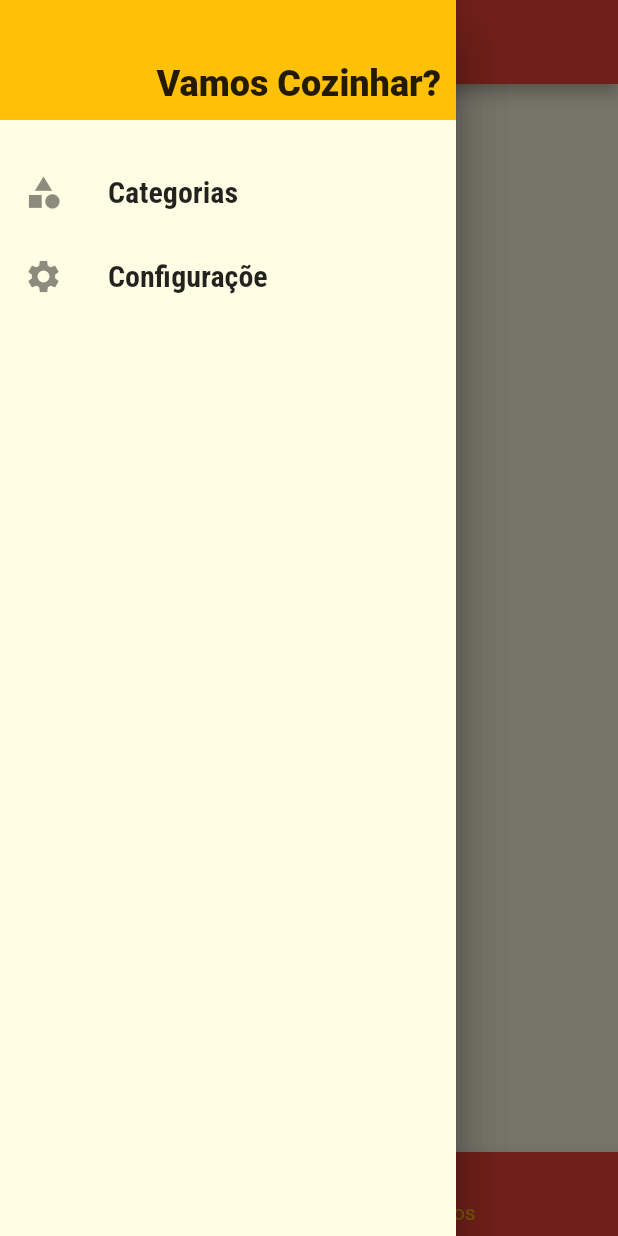
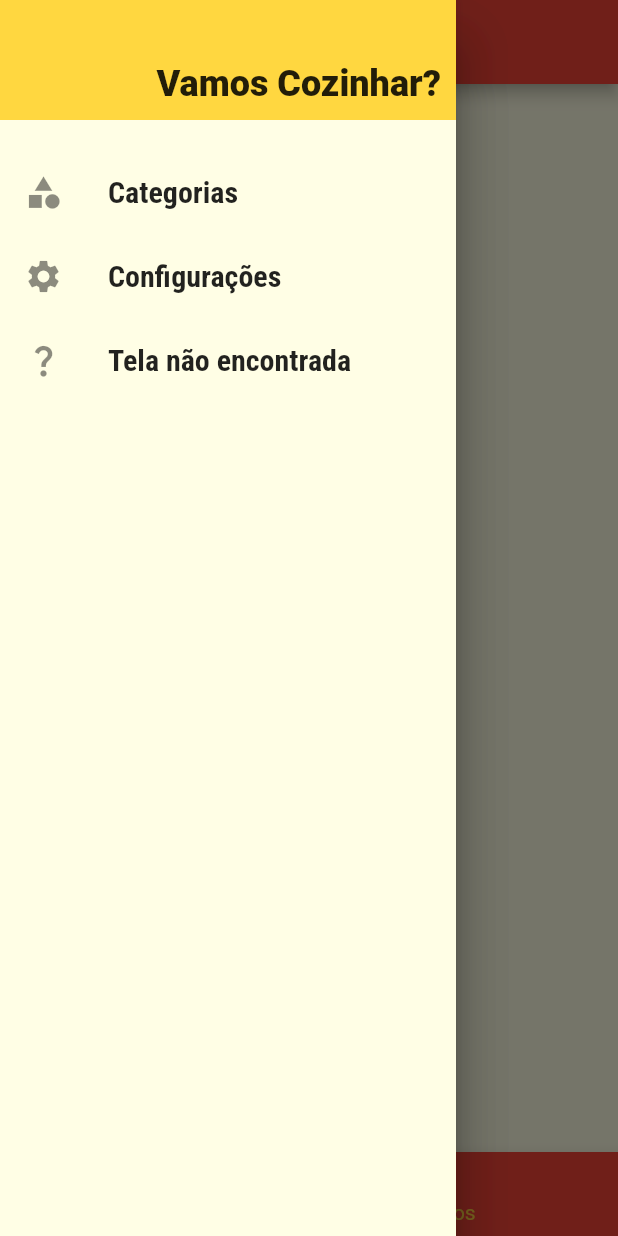
Before and after one commit to marcosmhs/flutter_exemplo_rotas, a Flutter app: the screen it shows after launch, item 2 of the bottom bar chosen, with the side drawer open, on a phone screen of 412 x 824 dp. Run offline on Flutter 3.47's test engine with Material 2 defaults, Android fonts, the phone set to English and light mode, and no system bars.

```diff
--- a/lib/components/main_drawer.dart
+++ b/lib/components/main_drawer.dart
@@ -11,7 +11,7 @@ class MainDrawer extends StatelessWidget {
         label,
         style: const TextStyle(fontFamily: 'RobotoCondensed', fontSize: 20, fontWeight: FontWeight.bold),
       ),
-      onTap: () {},
+      onTap: onTap,
     );
   }
 
@@ -32,9 +32,10 @@ class MainDrawer extends StatelessWidget {
             ),
           ),
           const SizedBox(height: 20),
-          _createItem(Icons.category, 'Categorias', () => Navigator.of(context).pushNamed(AppRoutes.home)),
-          //_createItem(Icons.restaurant, 'Refeições'),
-          _createItem(Icons.settings, 'Configuraçõe', () => Navigator.of(context).pushNamed(AppRoutes.settings)),
+          // pushReplacementNamed faz com que a tela aberta substitua a tela que foi aberta por último na pilha de telas
+          _createItem(Icons.category, 'Categorias', () => Navigator.of(context).pushReplacementNamed(AppRoutes.home)),
+          _createItem(Icons.settings, 'Configurações', () => Navigator.of(context).pushReplacementNamed(AppRoutes.settings)),
+          _createItem(Icons.question_mark, 'Tela não encontrada', () => Navigator.of(context).pushReplacementNamed("rota_tela_nao_existente")),
         ],
       ),
     );
--- a/lib/dummy_data.dart
+++ b/lib/dummy_data.dart
@@ -56,7 +56,7 @@ const List<Category> dummyCategories = [
   ),
 ];
 
-const dummyMeals = [
+final dummyMeals = [
   Meal(
     id: 'm1',
     categories: [
@@ -89,6 +89,7 @@ const dummyMeals = [
     isVegan: true,
     isVegetarian: true,
     isLactoseFree: true,
+    favorite: false,
   ),
   Meal(
     id: 'm2',
@@ -116,6 +117,7 @@ const dummyMeals = [
     isVegan: false,
     isVegetarian: false,
     isLactoseFree: false,
+    favorite: false,
   ),
   Meal(
     id: 'm3',
@@ -147,6 +149,7 @@ const dummyMeals = [
     isVegan: false,
     isVegetarian: false,
     isLactoseFree: true,
+    favorite: false,
   ),
   Meal(
     id: 'm4',
@@ -181,6 +184,7 @@ const dummyMeals = [
     isVegan: false,
     isVegetarian: false,
     isLactoseFree: false,
+    favorite: false,
   ),
   Meal(
     id: 'm5',
@@ -216,6 +220,7 @@ const dummyMeals = [
     isVegan: false,
     isVegetarian: true,
     isLactoseFree: true,
+    favorite: false,
   ),
   Meal(
     id: 'm6',
@@ -251,6 +256,7 @@ const dummyMeals = [
     isVegan: false,
     isVegetarian: true,
     isLactoseFree: false,
+    favorite: false,
   ),
   Meal(
     id: 'm7',
@@ -281,6 +287,7 @@ const dummyMeals = [
     isVegan: false,
     isVegetarian: true,
     isLactoseFree: false,
+    favorite: false,
   ),
   Meal(
     id: 'm8',
@@ -313,6 +320,7 @@ const dummyMeals = [
     isVegan: false,
     isVegetarian: false,
     isLactoseFree: true,
+    favorite: false,
   ),
   Meal(
     id: 'm9',
@@ -361,6 +369,7 @@ const dummyMeals = [
     isVegan: false,
     isVegetarian: true,
     isLactoseFree: false,
+    favorite: false,
   ),
   Meal(
     id: 'm10',
@@ -394,5 +403,6 @@ const dummyMeals = [
     isVegan: true,
     isVegetarian: true,
     isLactoseFree: true,
+    favorite: false,
   ),
 ];
--- a/lib/main.dart
+++ b/lib/main.dart
@@ -1,15 +1,55 @@
 import 'package:flutter/material.dart';
+import 'package:navegacao_telas/models/settings.dart';
 import 'package:navegacao_telas/my_theme.dart';
 import 'package:navegacao_telas/screens/meal_detail_screen.dart';
 import 'package:navegacao_telas/screens/screen_not_found.dart';
+import 'package:navegacao_telas/screens/settings_screen.dart';
 import 'screens/categories_meals_screen.dart';
 import 'screens/tabs_screen_bottom.dart';
 import 'utils/app_routes.dart';
 
+import 'models/meal.dart';
+import 'dummy_data.dart';
+
 void main() => runApp(const MyApp());
 
-class MyApp extends StatelessWidget {
+class MyApp extends StatefulWidget {
   const MyApp({Key? key}) : super(key: key);
+
+  @override
+  State<MyApp> createState() => _MyAppState();
+}
+
+class _MyAppState extends State<MyApp> {
+  // base das refeições para toda aplicação
+  List<Meal> _avaliableMeals = dummyMeals;
+
+  Settings mainSettings = Settings();
+
+  void _applyMealsFilter(Settings settings) {
+    setState(() {
+      // sempre que uma configuração for alterada as configurações são atualizadas
+      // no objeto que quarda os dados para toda a aplicação
+      mainSettings = settings;
+
+      // filtro de refeições
+      _avaliableMeals = dummyMeals.where((meal) {
+        final filterGlutenFree = settings.isGlutenFree && !meal.isGlutenFree;
+        final filterLactoseFree = settings.isLactoseFree && !meal.isLactoseFree;
+        final filterVegan = settings.isVegan && !meal.isVegan;
+        final filterVegetarian = settings.isVegetarian && !meal.isVegetarian;
+
+        return !filterGlutenFree && !filterLactoseFree && !filterVegan && !filterVegetarian;
+      }).toList();
+    });
+  }
+
+  void _setFavoriteMeal(Meal meal) {
+    setState(() {
+      // altera a indicação se é ou não favorito
+      _avaliableMeals.singleWhere((element) => element == meal).favorite = meal.favorite;
+    });
+  }
 
   @override
   Widget build(BuildContext context) {
@@ -19,9 +59,10 @@ class MyApp extends StatelessWidget {
       theme: MyTheme.myTheme,
       // rotas de telas
       routes: {
-        AppRoutes.home: (ctx) => const TabScreenBottom(),
-        AppRoutes.categoriesMeals: (ctx) => const CategoriesMealsScreen(),
-        AppRoutes.mealDetail: (ctx) => const MealDetailScreen()
+        AppRoutes.home: (ctx) => TabScreenBottom(meals: _avaliableMeals),
+        AppRoutes.categoriesMeals: (ctx) => CategoriesMealsScreen(meals: _avaliableMeals),
+        AppRoutes.mealDetail: (ctx) => MealDetailScreen(setFavoriteMeal: _setFavoriteMeal),
+        AppRoutes.settings: (ctx) => SettingsScreen(mainSettings: mainSettings, onSettingsChange: _applyMealsFilter)
       },
       // indica qual a rota da tela inicial
       initialRoute: AppRoutes.home,
--- a/lib/models/meal.dart
+++ b/lib/models/meal.dart
@@ -11,21 +11,22 @@ enum Cost {
 }
 
 class Meal {
-  final String id;
-  final List<String> categories;
-  final String title;
-  final String imageUrl;
-  final List<String> ingredients;
-  final List<String> steps;
-  final int duration;
-  final bool isGlutenFree;
-  final bool isLactoseFree;
-  final bool isVegan;
-  final bool isVegetarian;
-  final Complexity complexity;
-  final Cost cost;
+  String id;
+  List<String> categories;
+  String title;
+  String imageUrl;
+  List<String> ingredients;
+  List<String> steps;
+  int duration;
+  bool isGlutenFree;
+  bool isLactoseFree;
+  bool isVegan;
+  bool isVegetarian;
+  Complexity complexity;
+  Cost cost;
+  bool favorite;
 
-  const Meal({
+  Meal({
     required this.id,
     required this.categories,
     required this.title,
@@ -39,6 +40,7 @@ class Meal {
     required this.isVegetarian,
     required this.complexity,
     required this.cost,
+    required this.favorite,
   });
 
   String get complexityToText {
--- /dev/null
+++ b/lib/models/settings.dart
@@ -0,0 +1,13 @@
+class Settings {
+  bool isGlutenFree;
+  bool isLactoseFree;
+  bool isVegan;
+  bool isVegetarian;
+
+  Settings({
+    this.isGlutenFree = false,
+    this.isLactoseFree = false,
+    this.isVegan = false,
+    this.isVegetarian = false,
+  });
+}
--- a/lib/my_theme.dart
+++ b/lib/my_theme.dart
@@ -5,7 +5,7 @@ class MyTheme {
     return ThemeData(
       primaryColor: Colors.red,
       // definição da cor primária (primarySwatch) e secundária (secundary))
-      colorScheme: ColorScheme.fromSwatch(primarySwatch: Colors.red).copyWith(secondary: Colors.amber),
+      colorScheme: ColorScheme.fromSwatch(primarySwatch: Colors.red).copyWith(secondary: Colors.amberAccent),
       // fonte principal
       fontFamily: 'Raleway',
       // cor de fundo
--- a/lib/screens/favorite_screen.dart
+++ b/lib/screens/favorite_screen.dart
@@ -1,12 +1,27 @@
 import 'package:flutter/material.dart';
 
+import '../components/meal_item.dart';
+import '../models/meal.dart';
+
 class FavoriteScreen extends StatelessWidget {
-  const FavoriteScreen({Key? key}) : super(key: key);
+  final List<Meal> meals;
+
+  // ignore: use_key_in_widget_constructors
+  const FavoriteScreen({required this.meals});
 
   @override
   Widget build(BuildContext context) {
-    return const Center(
-      child: Text("Favoritos"),
+    List<Meal> favoriteMeals = meals.where((meal) {
+      return meal.favorite == true;
+    }).toList();
+
+    return Center(
+      child: ListView.builder(
+        itemCount: favoriteMeals.length,
+        itemBuilder: ((ctx, index) {
+          return MealItem(meal: favoriteMeals[index]);
+        }),
+      ),
     );
   }
 }
--- a/lib/screens/tabs_screen_bottom.dart
+++ b/lib/screens/tabs_screen_bottom.dart
@@ -1,10 +1,14 @@
 import 'package:flutter/material.dart';
+import '../models/meal.dart';
 import 'categories_screen.dart';
 import 'favorite_screen.dart';
 import '../components/main_drawer.dart';
 
 class TabScreenBottom extends StatefulWidget {
-  const TabScreenBottom({Key? key}) : super(key: key);
+  final List<Meal> meals;
+
+  // ignore: use_key_in_widget_constructors
+  const TabScreenBottom({required this.meals});
 
   @override
   State<TabScreenBottom> createState() => _TabScreenBottomState();
@@ -12,17 +16,22 @@ class TabScreenBottom extends StatefulWidget {
 
 class _TabScreenBottomState extends State<TabScreenBottom> {
   int _selectedScreenIndex = 0;
+  List<Map<String, Object>> _screens = [];
 
-  final List<Map<String, Object>> _screens = [
+  @override
+  void initState() {
+    super.initState();
+    _screens = [
       {
         'title': 'Categorias',
         'screen': const CategoriesScreen()
       },
       {
         'title': 'Meus Favoritos',
-      'screen': const FavoriteScreen()
-    },
+        'screen': FavoriteScreen(meals: widget.meals)
+      }
     ];
+  }
 
   _selectScreen(int index) {
     setState(() {
@@ -34,7 +43,6 @@ class _TabScreenBottomState extends State<TabScreenBottom> {
   Widget build(BuildContext context) {
     return DefaultTabController(
       length: 2,
-      initialIndex: 1,
       child: Scaffold(
         appBar: AppBar(
           title: Text(
```
Also changed, not shown: lib/screens/categories_meals_screen.dart (+6 -3 lines), lib/screens/meal_detail_screen.dart (+15 -1 lines), lib/screens/settings_screen.dart (added, +100 -0 lines), lib/screens/tabs_screen_top.dart (+8 -4 lines). Lines whose indentation alone changed are shown as unchanged.
